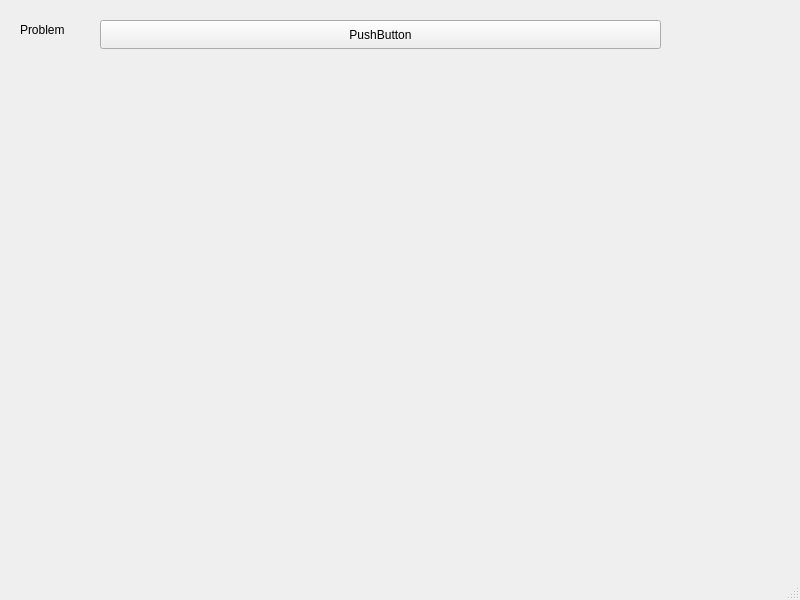
This is knapsackwindow.ui in alangomes7/Knapsack-problem as Qt 5 draws it before an edit. The edited form follows.
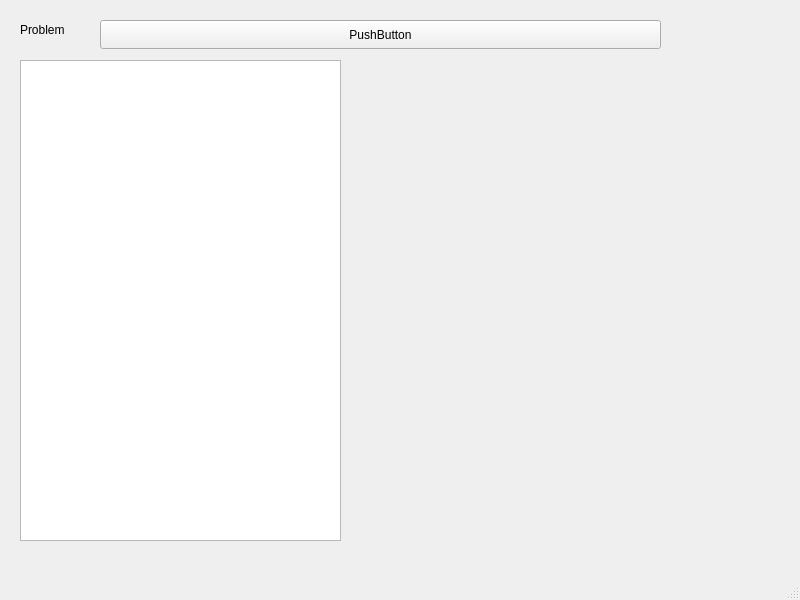
This is the edited form.

Diff of the .ui file:
```diff
--- a/knapsackwindow.ui
+++ b/knapsackwindow.ui
@@ -40,6 +40,16 @@
      <string>PushButton</string>
     </property>
    </widget>
+   <widget class="QPlainTextEdit" name="plainTextEdit_problem">
+    <property name="geometry">
+     <rect>
+      <x>20</x>
+      <y>60</y>
+      <width>321</width>
+      <height>481</height>
+     </rect>
+    </property>
+   </widget>
   </widget>
   <widget class="QMenuBar" name="menubar">
    <property name="geometry">
```
